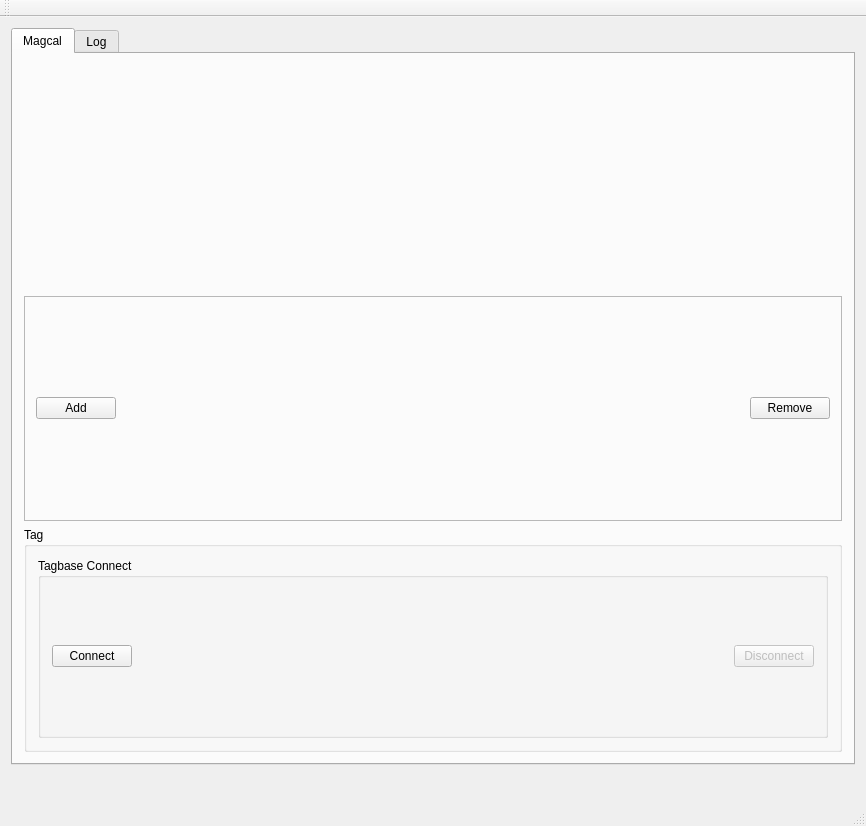
Qt form software/host/qtcalibrate/mainwindow.ui (tag-designs/software) before a commit.
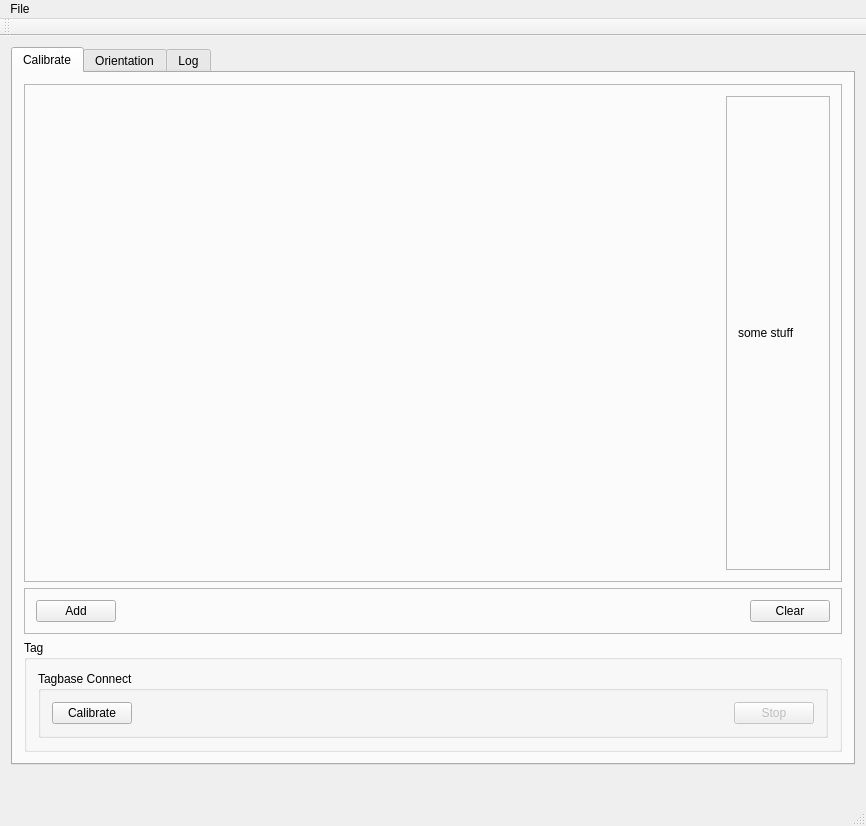
The same form after that commit. Custom widgets are drawn as their Qt base class.

```diff
--- a/software/host/qtcalibrate/mainwindow.ui
+++ b/software/host/qtcalibrate/mainwindow.ui
@@ -22,11 +22,76 @@
       </property>
       <widget class="QWidget" name="calTab">
        <attribute name="title">
-        <string>Magcal</string>
+        <string>Calibrate</string>
        </attribute>
        <layout class="QVBoxLayout" name="verticalLayout_4">
         <item>
-         <widget class="MyScatter3D" name="graphWidget" native="true"/>
+         <widget class="QFrame" name="frame_2">
+          <property name="sizePolicy">
+           <sizepolicy hsizetype="Preferred" vsizetype="Expanding">
+            <horstretch>0</horstretch>
+            <verstretch>0</verstretch>
+           </sizepolicy>
+          </property>
+          <property name="frameShape">
+           <enum>QFrame::Shape::StyledPanel</enum>
+          </property>
+          <property name="frameShadow">
+           <enum>QFrame::Shadow::Raised</enum>
+          </property>
+          <layout class="QHBoxLayout" name="horizontalLayout_4">
+           <item>
+            <widget class="MyScatter3D" name="graphWidget" native="true">
+             <property name="sizePolicy">
+              <sizepolicy hsizetype="Expanding" vsizetype="Preferred">
+               <horstretch>0</horstretch>
+               <verstretch>0</verstretch>
+              </sizepolicy>
+             </property>
+             <property name="minimumSize">
+              <size>
+               <width>500</width>
+               <height>0</height>
+              </size>
+             </property>
+            </widget>
+           </item>
+           <item>
+            <widget class="QFrame" name="frame_3">
+             <property name="minimumSize">
+              <size>
+               <width>100</width>
+               <height>178</height>
+              </size>
+             </property>
+             <property name="frameShape">
+              <enum>QFrame::Shape::StyledPanel</enum>
+             </property>
+             <property name="frameShadow">
+              <enum>QFrame::Shadow::Raised</enum>
+             </property>
+             <layout class="QVBoxLayout" name="verticalLayout_7">
+              <property name="sizeConstraint">
+               <enum>QLayout::SizeConstraint::SetMinimumSize</enum>
+              </property>
+              <item>
+               <widget class="QLabel" name="label">
+                <property name="minimumSize">
+                 <size>
+                  <width>80</width>
+                  <height>80</height>
+                 </size>
+                </property>
+                <property name="text">
+                 <string>some stuff</string>
+                </property>
+               </widget>
+              </item>
+             </layout>
+            </widget>
+           </item>
+          </layout>
+         </widget>
         </item>
         <item>
          <widget class="QFrame" name="frame">
@@ -60,7 +125,7 @@
            <item>
             <widget class="QPushButton" name="removeButton">
              <property name="text">
-              <string>Remove</string>
+              <string>Clear</string>
              </property>
             </widget>
            </item>
@@ -82,7 +147,7 @@
               <item>
                <widget class="QPushButton" name="connectButton">
                 <property name="text">
-                 <string>Connect</string>
+                 <string>Calibrate</string>
                 </property>
                </widget>
               </item>
@@ -105,7 +170,7 @@
                  <bool>false</bool>
                 </property>
                 <property name="text">
-                 <string>Disconnect</string>
+                 <string>Stop</string>
                 </property>
                 <property name="default">
                  <bool>false</bool>
@@ -120,6 +185,17 @@
         </item>
        </layout>
       </widget>
+      <widget class="QWidget" name="orientationTab">
+       <property name="sizePolicy">
+        <sizepolicy hsizetype="Preferred" vsizetype="Preferred">
+         <horstretch>5</horstretch>
+         <verstretch>0</verstretch>
+        </sizepolicy>
+       </property>
+       <attribute name="title">
+        <string>Orientation</string>
+       </attribute>
+      </widget>
       <widget class="QWidget" name="logTab">
        <attribute name="title">
         <string>Log</string>
@@ -206,6 +282,14 @@
      <height>24</height>
     </rect>
    </property>
+   <widget class="QMenu" name="menuFile">
+    <property name="title">
+     <string>File</string>
+    </property>
+    <addaction name="actionSave_Calibration"/>
+    <addaction name="actionRead_Data_File"/>
+   </widget>
+   <addaction name="menuFile"/>
   </widget>
   <widget class="QToolBar" name="mainToolBar">
    <attribute name="toolBarArea">
```
Left out of the diff: 15 changed lines with no effect on the pictures.
